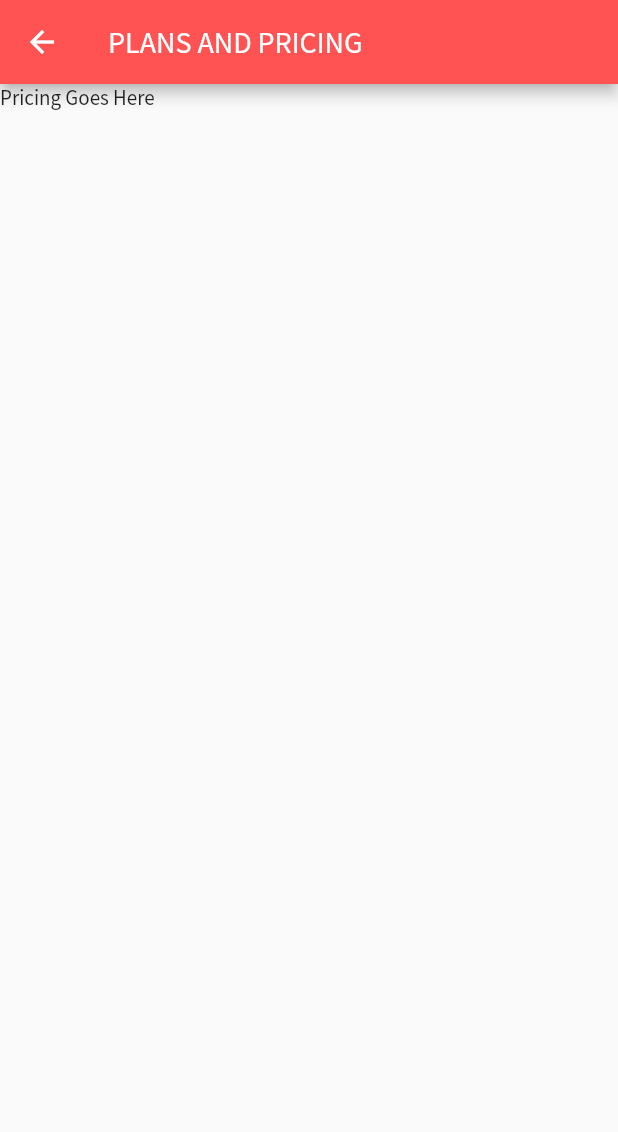
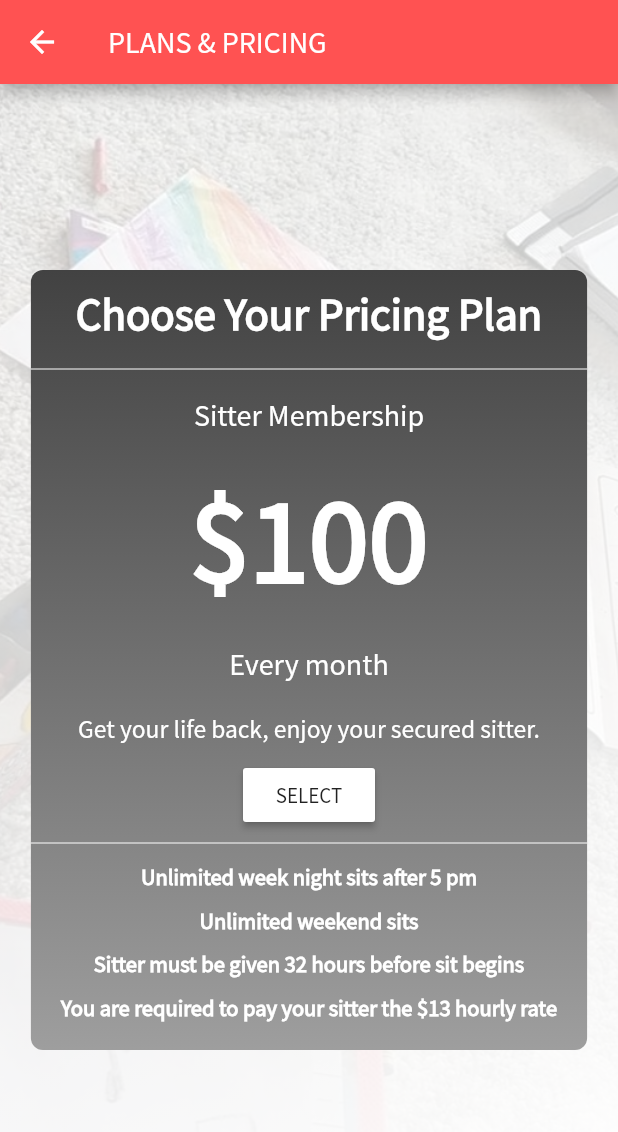
Before and after one commit to trey-a-hope/nanny-mctea-sitters, a Flutter app: the screen it shows after launch, in the side drawer, after a tap on "Plans & Pricing", on a phone screen of 412 x 824 dp. Shown: the top 1132 px of the screen. Run offline on Flutter 3.47's test engine with Material 2 defaults, Android fonts, the phone set to English and light mode, and no system bars; our stand-ins replace cached_network_image, cloud_firestore, device_info, firebase_auth, flutter_custom_clippers, material_design_icons_flutter and 2 more; accounts and stored records are empty; network calls fail.

Commit message:
Added Plans and Pricing page.

```diff
--- a/lib/pages/plans_pricing.dart
+++ b/lib/pages/plans_pricing.dart
@@ -1,17 +1,16 @@
 import 'package:flutter/cupertino.dart';
 import 'package:flutter/material.dart';
-import 'package:table_calendar/table_calendar.dart';
+import 'package:nanny_mctea_sitters_flutter/services/modal.dart';
+
+import '../asset_images.dart';
 
 class PlansPricingPage extends StatefulWidget {
-
-
   @override
   State createState() => PlansPricingState();
 }
 
 class PlansPricingState extends State<PlansPricingPage>
     with SingleTickerProviderStateMixin {
-
   @override
   void initState() {
     super.initState();
@@ -19,17 +18,148 @@ class PlansPricingState extends State<PlansPricingPage>
 
   @override
   Widget build(BuildContext context) {
+    double screen_width = MediaQuery.of(context).size.width;
+    final GlobalKey<ScaffoldState> _scaffoldKey = GlobalKey<ScaffoldState>();
+
     return Scaffold(
+        key: _scaffoldKey,
         appBar: AppBar(
-        title: Text('PLANS AND PRICING'),
+          title: Text('PLANS & PRICING'),
         ),
-      body: SingleChildScrollView(
+        body: Stack(alignment: Alignment.center, children: <Widget>[
+          Container(
+            decoration: BoxDecoration(
+                image: DecorationImage(
+                    image: background,
+                    fit: BoxFit.cover,
+                    alignment: Alignment.center)),
+          ),
+          Container(
+            decoration: BoxDecoration(
+              gradient: LinearGradient(
+                  colors: [
+                    Colors.white.withOpacity(0.7),
+                    Colors.white.withOpacity(1)
+                  ],
+                  begin: Alignment.topLeft,
+                  end: Alignment.bottomRight,
+                  stops: [0, 1]),
+            ),
+          ),
+          Center(
+            child: Container(
+              height: 520,
+              width: screen_width * 0.9,
+              decoration: BoxDecoration(
+                gradient: LinearGradient(
+                  colors: [Colors.grey.shade800, Colors.grey.shade500],
+                  begin: Alignment.topCenter,
+                  end: Alignment.bottomCenter,
+                  stops: [0, 1],
+                ),
+                borderRadius: BorderRadius.all(
+                  Radius.circular(8),
+                ),
+              ),
               child: Column(
                 children: <Widget>[
-            Text('Pricing Goes Here')
+                  Padding(
+                    padding: EdgeInsets.all(10),
+                    child: Text(
+                      'Choose Your Pricing Plan',
+                      style: TextStyle(
+                          color: Colors.white,
+                          fontSize: 30,
+                          fontWeight: FontWeight.bold),
+                    ),
+                  ),
+                  Divider(
+                    color: Colors.white,
+                  ),
+                  Padding(
+                    padding: EdgeInsets.all(10),
+                    child: Text(
+                      'Sitter Membership',
+                      style: TextStyle(color: Colors.white, fontSize: 20),
+                    ),
+                  ),
+                  Padding(
+                    padding: EdgeInsets.all(10),
+                    child: Text(
+                      '\$100',
+                      style: TextStyle(
+                          color: Colors.white,
+                          fontSize: 80,
+                          fontWeight: FontWeight.bold),
+                    ),
+                  ),
+                  Padding(
+                    padding: EdgeInsets.all(10),
+                    child: Text(
+                      'Every month',
+                      style: TextStyle(color: Colors.white, fontSize: 20),
+                    ),
+                  ),
+                  Padding(
+                    padding: EdgeInsets.all(10),
+                    child: Text(
+                      'Get your life back, enjoy your secured sitter.',
+                      style: TextStyle(color: Colors.white, fontSize: 17),
+                    ),
+                  ),
+                  MaterialButton(
+                    color: Colors.white,
+                    child: Text('SELECT'),
+                    onPressed: () {
+                      Modal.showInSnackBar(
+                          _scaffoldKey, 'Do you have a credit card?');
+                    },
+                  ),
+                  Divider(color: Colors.white),
+                  Padding(
+                    padding: EdgeInsets.all(5),
+                    child: Text(
+                      'Unlimited week night sits after 5 pm',
+                      style: TextStyle(
+                          color: Colors.white,
+                          fontSize: 15,
+                          fontWeight: FontWeight.bold),
+                    ),
+                  ),
+                  Padding(
+                    padding: EdgeInsets.all(5),
+                    child: Text(
+                      'Unlimited weekend sits',
+                      style: TextStyle(
+                          color: Colors.white,
+                          fontSize: 15,
+                          fontWeight: FontWeight.bold),
+                    ),
+                  ),
+                  Padding(
+                    padding: EdgeInsets.all(5),
+                    child: Text(
+                      'Sitter must be given 32 hours before sit begins',
+                      style: TextStyle(
+                          color: Colors.white,
+                          fontSize: 15,
+                          fontWeight: FontWeight.bold),
+                    ),
+                  ),
+                  Padding(
+                    padding: EdgeInsets.all(5),
+                    child: Text(
+                      'You are required to pay your sitter the \$13 hourly rate',
+                      style: TextStyle(
+                          color: Colors.white,
+                          fontSize: 15,
+                          fontWeight: FontWeight.bold),
+                    ),
+                  )
                 ],
               ),
             ),
-    );
+          ),
+        ]));
   }
 }
```
Lines whose indentation alone changed are shown as unchanged.
